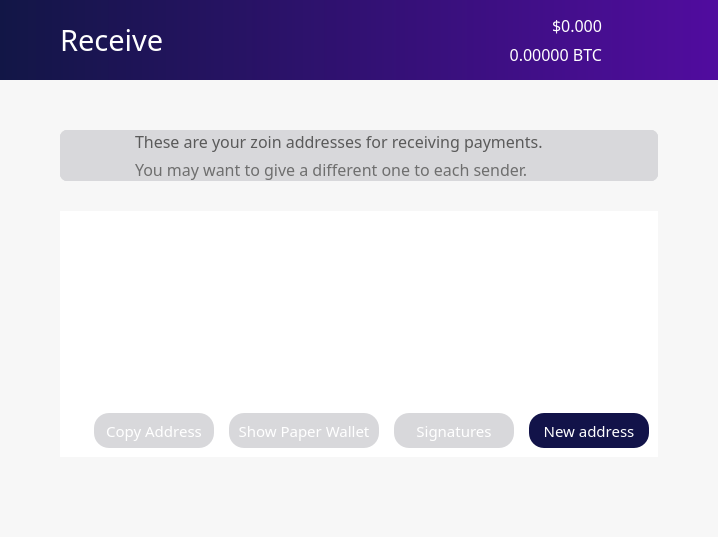
This is src/qt/forms/winforms/receivecoinsdialog.ui in noirofficial/noir as Qt 5 draws it before an edit. The edited form follows.
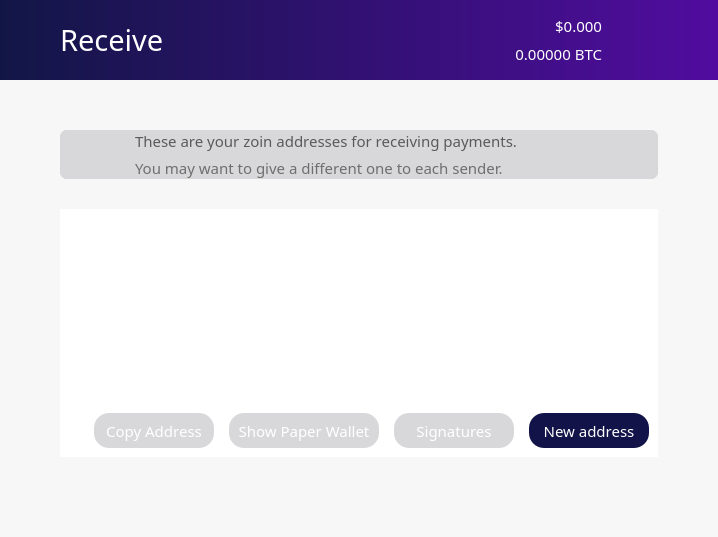
This is the edited form. Icons and pictures are not drawn.

Diff of the .ui file:
```diff
--- a/src/qt/forms/winforms/receivecoinsdialog.ui
+++ b/src/qt/forms/winforms/receivecoinsdialog.ui
@@ -441,7 +441,7 @@
                 <property name="font">
                  <font>
                   <family>ZoinMedium</family>
-                  <pointsize>12</pointsize>
+                  <pointsize>11</pointsize>
                   <weight>50</weight>
                   <bold>false</bold>
                  </font>
@@ -463,7 +463,7 @@
                 <property name="font">
                  <font>
                   <family>ZoinLight</family>
-                  <pointsize>12</pointsize>
+                  <pointsize>11</pointsize>
                   <weight>50</weight>
                   <bold>false</bold>
                  </font>
@@ -827,7 +827,7 @@
                  <property name="font">
                   <font>
                    <family>ZoinMedium</family>
-                   <pointsize>12</pointsize>
+                   <pointsize>11</pointsize>
                    <weight>50</weight>
                    <bold>false</bold>
                   </font>
@@ -866,7 +866,7 @@
                  <property name="font">
                   <font>
                    <family>ZoinLight</family>
-                   <pointsize>12</pointsize>
+                   <pointsize>11</pointsize>
                    <weight>50</weight>
                    <bold>false</bold>
                   </font>
```
Left out of the diff: 4 changed lines with no effect on the pictures.
